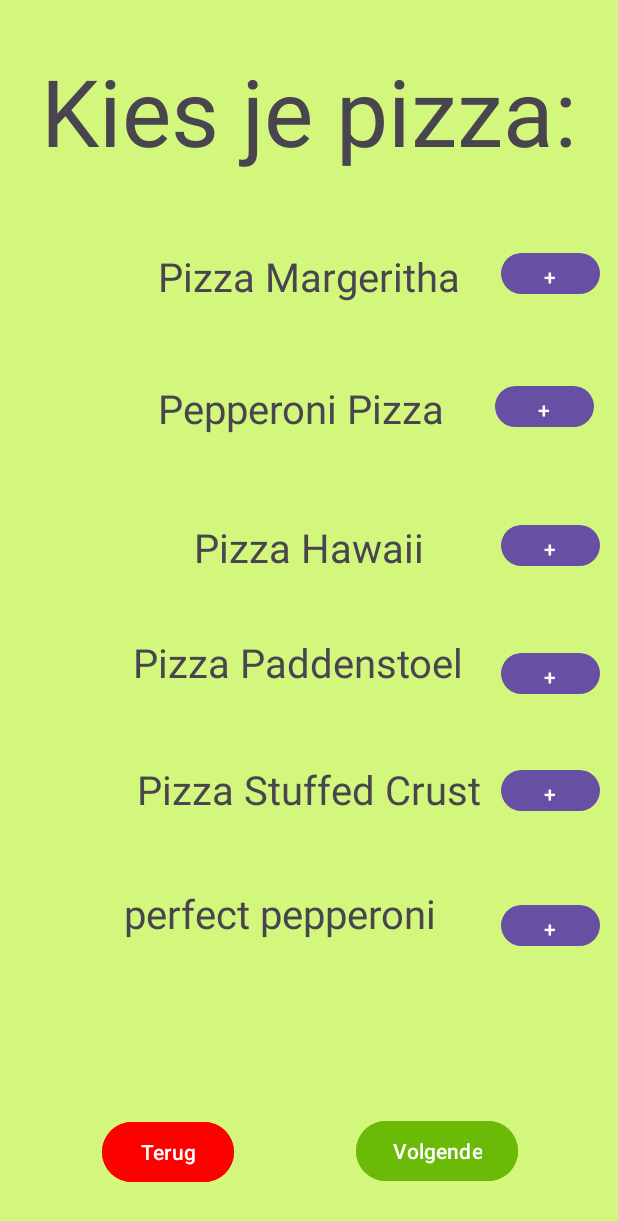
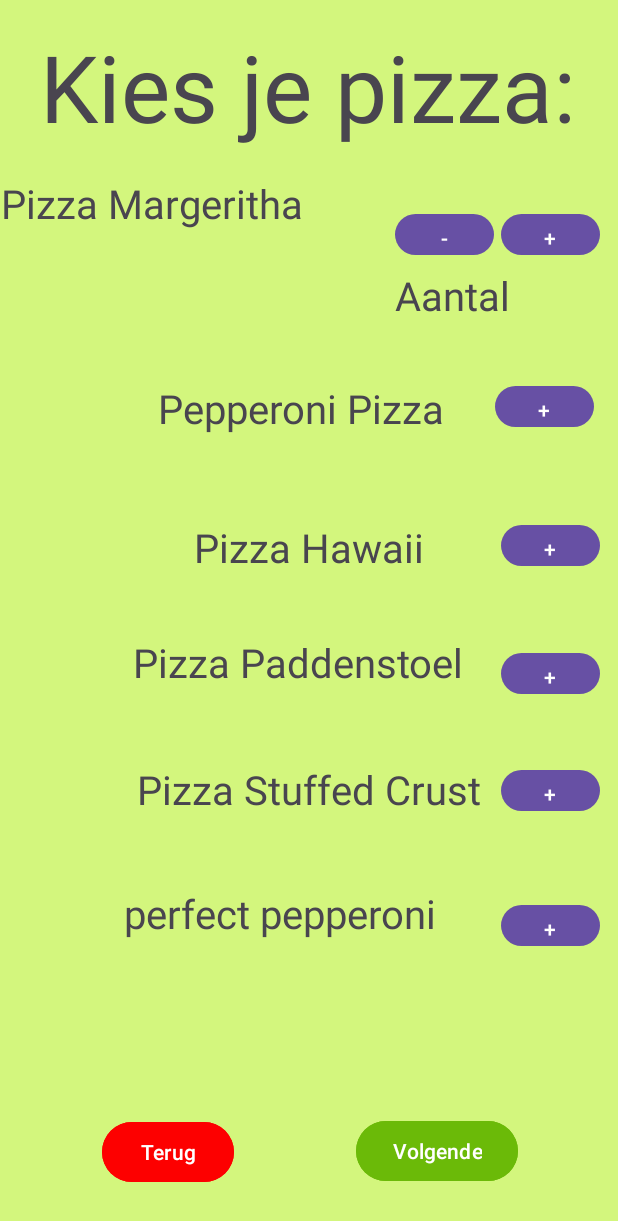
Before and after one commit to Sven742/SvenWiAndroidApp, an Android app: the MainActivity2 screen opened directly, with no data from a screen before it, on a phone screen of 412 x 824 dp. Shown: the top 1221 px of the screen. Run offline under Robolectric (Android 15) with nearby library versions, the phone set to English and light mode, and no system bars.

Commit message:
Push 9
Hier heb ik ervoor gezorgd dat ik op 1 button kan klikken, dat die dan naar de andere pagina gaat. Volgende push is het kopiëren en plakken.

```diff
--- a/app/src/main/java/com/example/test/MainActivity2.kt
+++ b/app/src/main/java/com/example/test/MainActivity2.kt
@@ -3,69 +3,40 @@ package com.example.test
 import android.content.Intent
 import android.os.Bundle
 import android.widget.Button
-import androidx.activity.enableEdgeToEdge
+import android.widget.TextView
 import androidx.appcompat.app.AppCompatActivity
 
 class MainActivity2 : AppCompatActivity() {
 
-
-    private var tellerMargherita = 0
-    private var tellerPepperoni = 0
-    private var tellerHawaii = 0
-    private var tellerPaddenstoel = 0
-    private var tellerStuffedCrust = 0
-    private var tellerPerfectPepperoni = 0
-
     override fun onCreate(savedInstanceState: Bundle?) {
         super.onCreate(savedInstanceState)
-        enableEdgeToEdge()
         setContentView(R.layout.activity_main2)
 
+        val count = findViewById<TextView>(R.id.Aantal)
+        val btnOmhoog = findViewById<Button>(R.id.button10)
+        val btnOmlaag = findViewById<Button>(R.id.button385)
+        val volgende = findViewById<Button>(R.id.button18)
+        val terug = findViewById<Button>(R.id.button3)
+        var aantal = 0
 
-
-
-        val btnPlusMarg = findViewById<Button>(R.id.button10)
-        btnPlusMarg.setOnClickListener { tellerMargherita++ }
-
-
-        val btnPlusPep = findViewById<Button>(R.id.button11)
-        btnPlusPep.setOnClickListener { tellerPepperoni++ }
-
-
-        val btnPlusHawaii = findViewById<Button>(R.id.button)
-        btnPlusHawaii.setOnClickListener { tellerHawaii++ }
-
-
-        val btnPlusPad = findViewById<Button>(R.id.button9)
-        btnPlusPad.setOnClickListener { tellerPaddenstoel++ }
-
-
-        val btnPlusStuffed = findViewById<Button>(R.id.button13)
-        btnPlusStuffed.setOnClickListener { tellerStuffedCrust++ }
-
-
-        val btnPlusPerfPep = findViewById<Button>(R.id.button14)
-        btnPlusPerfPep.setOnClickListener { tellerPerfectPepperoni++ }
-
-
-
-        val btnBestellen = findViewById<Button>(R.id.button18)
-        btnBestellen.setOnClickListener {
-            val intent = Intent(this, MainActivity4::class.java)
-
-
-            intent.putExtra("BESTELLING_MARGHERITA", tellerMargherita)
-            intent.putExtra("BESTELLING_PEPPERONI", tellerPepperoni)
-            intent.putExtra("BESTELLING_HAWAII", tellerHawaii)
-            intent.putExtra("BESTELLING_PADDENSTOEL", tellerPaddenstoel)
-            intent.putExtra("BESTELLING_STUFFED", tellerStuffedCrust)
-            intent.putExtra("BESTELLING_PERFECT_PEP", tellerPerfectPepperoni)
-
-            startActivity(intent)
+        btnOmhoog.setOnClickListener {
+            aantal++
+            count.text = "$aantal"
         }
 
+        btnOmlaag.setOnClickListener {
+            if (aantal > 0) aantal--
+            count.text = "$aantal"
+        }
 
-        val terug = findViewById<Button>(R.id.button3)
-        terug.setOnClickListener { finish() }
+        volgende.setOnClickListener {
+            val volgendeIntent = Intent(this, MainActivity3::class.java)
+            volgendeIntent.putExtra("AANTAL", aantal)
+            startActivity(volgendeIntent)
+        }
+
+        terug.setOnClickListener {
+            finish()
+        }
     }
 }
--- a/app/src/main/java/com/example/test/MainActivity3.kt
+++ b/app/src/main/java/com/example/test/MainActivity3.kt
@@ -18,15 +18,20 @@ class MainActivity3 : AppCompatActivity() {
             v.setPadding(systemBars.left, systemBars.top, systemBars.right, systemBars.bottom)
             insets
         }
-        val knop= findViewById<Button>(R.id.button4)
+
+        // Aantal ontvangen (wordt niet getoond, alleen doorgegeven)
+        val aantal = intent.getIntExtra("AANTAL", 0)
+
+        val knop = findViewById<Button>(R.id.button4)
         knop.setOnClickListener {
-            val intent = Intent(this, MainActivity4::class.java)
-            startActivity(intent)
+            val volgendeIntent = Intent(this, MainActivity4::class.java)
+            volgendeIntent.putExtra("AANTAL", aantal)
+            startActivity(volgendeIntent)
         }
-        val terug= findViewById<Button>(R.id.button5)
+
+        val terug = findViewById<Button>(R.id.button5)
         terug.setOnClickListener {
             finish()
         }
     }
-
 }
--- a/app/src/main/java/com/example/test/MainActivity4.kt
+++ b/app/src/main/java/com/example/test/MainActivity4.kt
@@ -3,12 +3,14 @@ package com.example.test
 import android.content.Intent
 import android.os.Bundle
 import android.widget.Button
+import android.widget.TextView
 import androidx.activity.enableEdgeToEdge
 import androidx.appcompat.app.AppCompatActivity
 import androidx.core.view.ViewCompat
 import androidx.core.view.WindowInsetsCompat
 
 class MainActivity4 : AppCompatActivity() {
+
     override fun onCreate(savedInstanceState: Bundle?) {
         super.onCreate(savedInstanceState)
         enableEdgeToEdge()
@@ -18,12 +20,20 @@ class MainActivity4 : AppCompatActivity() {
             v.setPadding(systemBars.left, systemBars.top, systemBars.right, systemBars.bottom)
             insets
         }
-        val knop= findViewById<Button>(R.id.button7)
+
+        // Aantal ontvangen en tonen
+        val aantal = intent.getIntExtra("AANTAL", 0)
+        val tekst = findViewById<TextView>(R.id.textView21)
+        tekst.text = "$aantal"
+
+        val knop = findViewById<Button>(R.id.button7)
         knop.setOnClickListener {
-            val intent = Intent(this, MainActivity5::class.java)
-            startActivity(intent)
+            val volgendeIntent = Intent(this, MainActivity5::class.java)
+            volgendeIntent.putExtra("AANTAL", aantal)
+            startActivity(volgendeIntent)
         }
-        val terug= findViewById<Button>(R.id.button6)
+
+        val terug = findViewById<Button>(R.id.button6)
         terug.setOnClickListener {
             finish()
         }
--- a/app/src/main/res/layout/activity_main2.xml
+++ b/app/src/main/res/layout/activity_main2.xml
@@ -19,7 +19,19 @@
         app:layout_constraintHorizontal_bias="0.965"
         app:layout_constraintStart_toStartOf="parent"
         app:layout_constraintTop_toTopOf="parent"
-        app:layout_constraintVertical_bias="0.209" />
+        app:layout_constraintVertical_bias="0.176" />
+
+    <Button
+        android:id="@+id/button385"
+        android:layout_width="66dp"
+        android:layout_height="35dp"
+        android:text="-"
+        app:layout_constraintBottom_toBottomOf="parent"
+        app:layout_constraintEnd_toEndOf="parent"
+        app:layout_constraintHorizontal_bias="0.762"
+        app:layout_constraintStart_toStartOf="parent"
+        app:layout_constraintTop_toTopOf="parent"
+        app:layout_constraintVertical_bias="0.176" />
 
     <Button
         android:id="@+id/button11"
@@ -73,10 +85,11 @@
         android:id="@+id/textView"
         android:layout_width="wrap_content"
         android:layout_height="wrap_content"
-        android:layout_marginTop="32dp"
+        android:layout_marginTop="16dp"
         android:text="Kies je pizza:"
         android:textSize="28pt"
         app:layout_constraintEnd_toEndOf="parent"
+        app:layout_constraintHorizontal_bias="0.485"
         app:layout_constraintStart_toStartOf="parent"
         app:layout_constraintTop_toTopOf="parent" />
 
@@ -109,15 +122,16 @@
 
     <TextView
         android:id="@+id/textView3"
-        android:layout_width="wrap_content"
-        android:layout_height="wrap_content"
+        android:layout_width="207dp"
+        android:layout_height="76dp"
         android:text="Pizza Margeritha"
         android:textSize="12pt"
         app:layout_constraintBottom_toBottomOf="parent"
         app:layout_constraintEnd_toEndOf="parent"
+        app:layout_constraintHorizontal_bias="0.004"
         app:layout_constraintStart_toStartOf="parent"
         app:layout_constraintTop_toTopOf="parent"
-        app:layout_constraintVertical_bias="0.211" />
+        app:layout_constraintVertical_bias="0.157" />
 
     <TextView
         android:id="@+id/textView4"
@@ -194,4 +208,17 @@
         app:layout_constraintTop_toTopOf="parent"
         app:layout_constraintVertical_bias="0.547" />
 
+    <TextView
+        android:id="@+id/Aantal"
+        android:layout_width="145dp"
+        android:layout_height="34dp"
+        android:text="Aantal"
+        android:textSize="12pt"
+        app:layout_constraintBottom_toBottomOf="parent"
+        app:layout_constraintEnd_toEndOf="parent"
+        app:layout_constraintHorizontal_bias="0.988"
+        app:layout_constraintStart_toStartOf="parent"
+        app:layout_constraintTop_toTopOf="parent"
+        app:layout_constraintVertical_bias="0.226" />
+
 </androidx.constraintlayout.widget.ConstraintLayout>
--- a/app/src/main/res/layout/activity_main3.xml
+++ b/app/src/main/res/layout/activity_main3.xml
@@ -41,14 +41,14 @@
         android:layout_width="wrap_content"
         android:layout_height="wrap_content"
         android:ems="18"
+        android:hint="Vul je achternaam in:"
         android:inputType="text"
-        android:hint="Vul je achternaam in:"
         app:layout_constraintBottom_toBottomOf="parent"
         app:layout_constraintEnd_toEndOf="parent"
-        app:layout_constraintHorizontal_bias="0.412"
+        app:layout_constraintHorizontal_bias="0.529"
         app:layout_constraintStart_toStartOf="parent"
         app:layout_constraintTop_toTopOf="parent"
-        app:layout_constraintVertical_bias="0.323" />
+        app:layout_constraintVertical_bias="0.316" />
 
     <EditText
         android:id="@+id/editTextTextPostalAddress"
```
